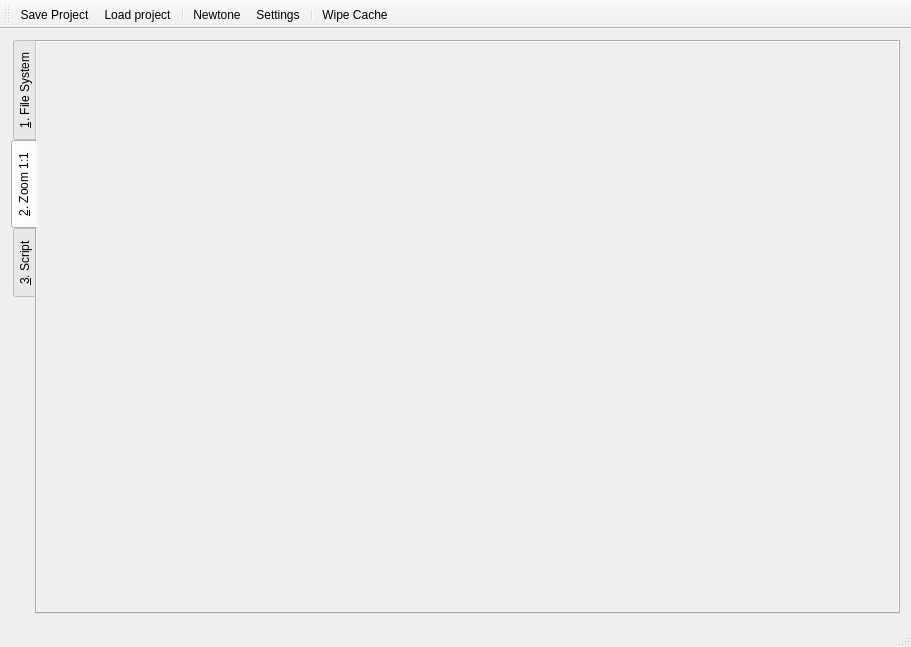
Above: mainwindow.ui from alexzk1/astroed before the change. Below: the same form after it.
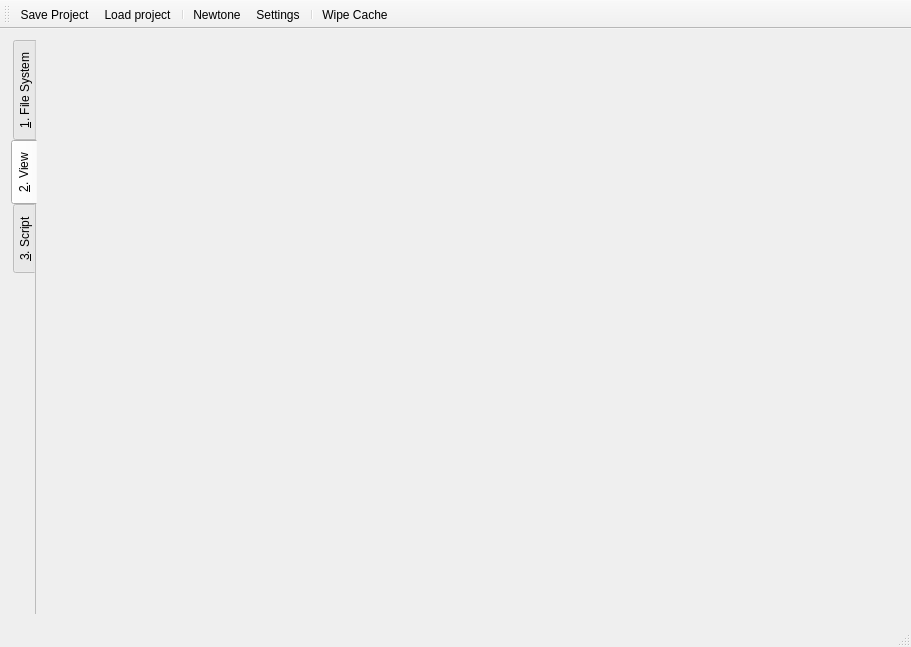
That is the form after the change. The open tabs and pages were chosen to show the change. Icons and pictures are not drawn. Custom widgets are drawn as their Qt base class.

Commit message: refactored variantTo, thinking to move out zoom part of mainwindow to separated class

```diff
--- a/mainwindow.ui
+++ b/mainwindow.ui
@@ -27,6 +27,15 @@
       <property name="currentIndex">
        <number>0</number>
       </property>
+      <property name="documentMode">
+       <bool>true</bool>
+      </property>
+      <property name="movable">
+       <bool>true</bool>
+      </property>
+      <property name="tabBarAutoHide">
+       <bool>true</bool>
+      </property>
       <widget class="QWidget" name="tabFiles">
        <property name="focusPolicy">
         <enum>Qt::StrongFocus</enum>
@@ -116,7 +125,7 @@
       </widget>
       <widget class="QWidget" name="tabZoomed">
        <attribute name="title">
-        <string>&amp;2. Zoom 1:1</string>
+        <string>&amp;2. View</string>
        </attribute>
        <layout class="QHBoxLayout" name="horizontalLayout_2">
         <property name="spacing">
@@ -150,8 +159,8 @@
             <rect>
              <x>0</x>
              <y>0</y>
-             <width>862</width>
-             <height>525</height>
+             <width>864</width>
+             <height>529</height>
             </rect>
            </property>
            <layout class="QVBoxLayout" name="verticalLayout_4">
```
The commit also changes 3 other files.
